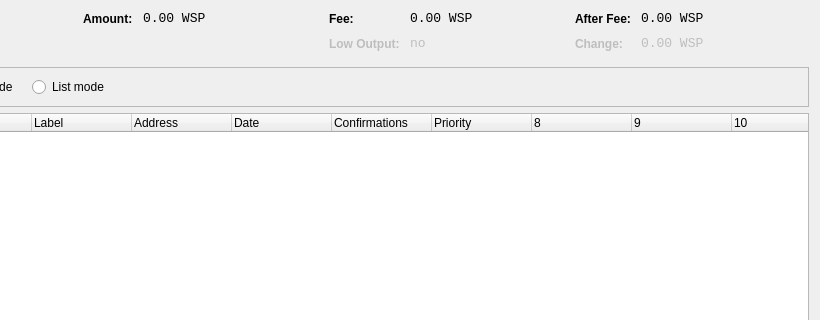
Before: the Qt Designer form src/qt/forms/coincontroldialog.ui in rpicoin/rpicore, drawn with Qt 5; both pictures show x 180 to 1000 and y 0 to 320 of the 1000 by 500 pixel window.
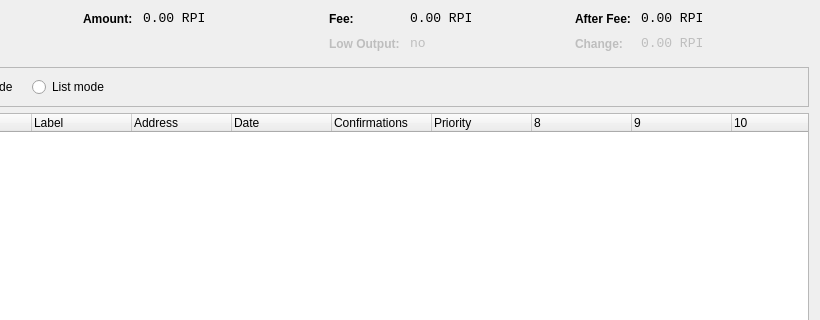
After: the same form once the commit is applied. Custom widgets are drawn as their Qt base class.

Patch:
```diff
--- a/src/qt/forms/coincontroldialog.ui
+++ b/src/qt/forms/coincontroldialog.ui
@@ -141,7 +141,7 @@
           <enum>Qt::ActionsContextMenu</enum>
          </property>
          <property name="text">
-          <string notr="true">0.00 WSP</string>
+          <string notr="true">0.00 RPI</string>
          </property>
          <property name="textInteractionFlags">
           <set>Qt::LinksAccessibleByMouse|Qt::TextSelectableByKeyboard|Qt::TextSelectableByMouse</set>
@@ -189,7 +189,7 @@
           <enum>Qt::ActionsContextMenu</enum>
          </property>
          <property name="text">
-          <string notr="true">0.00 WSP</string>
+          <string notr="true">0.00 RPI</string>
          </property>
          <property name="textInteractionFlags">
           <set>Qt::LinksAccessibleByMouse|Qt::TextSelectableByKeyboard|Qt::TextSelectableByMouse</set>
@@ -275,7 +275,7 @@
           <enum>Qt::ActionsContextMenu</enum>
          </property>
          <property name="text">
-          <string notr="true">0.00 WSP</string>
+          <string notr="true">0.00 RPI</string>
          </property>
          <property name="textInteractionFlags">
           <set>Qt::LinksAccessibleByMouse|Qt::TextSelectableByKeyboard|Qt::TextSelectableByMouse</set>
@@ -313,7 +313,7 @@
           <enum>Qt::ActionsContextMenu</enum>
          </property>
          <property name="text">
-          <string notr="true">0.00 WSP</string>
+          <string notr="true">0.00 RPI</string>
          </property>
          <property name="textInteractionFlags">
           <set>Qt::LinksAccessibleByMouse|Qt::TextSelectableByKeyboard|Qt::TextSelectableByMouse</set>
```
